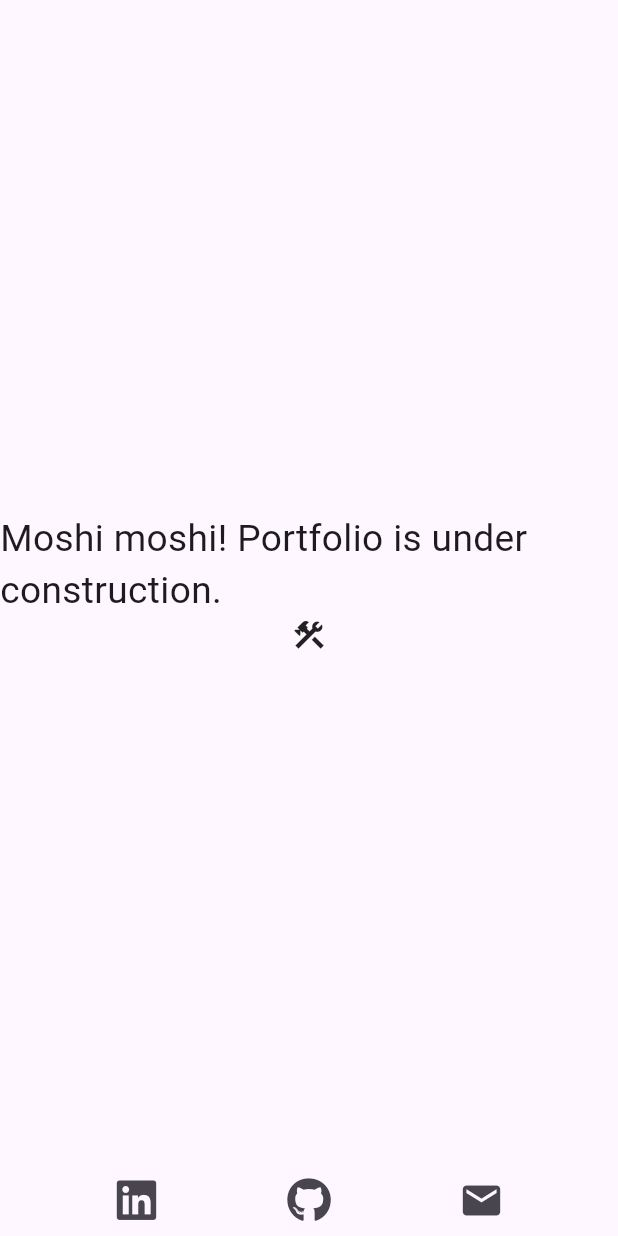
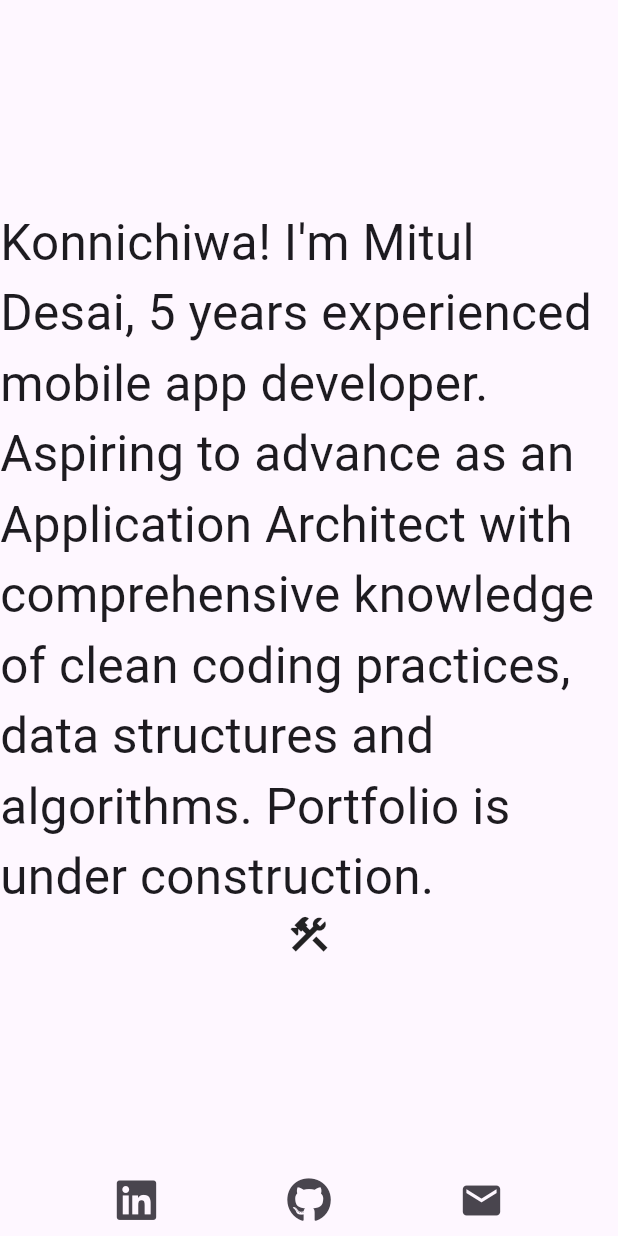
Before and after one commit to Mark13537/my_portfolio, a Flutter app: the screen it shows after launch, after a tap on the "email" icon, on a phone screen of 412 x 824 dp. Run offline on Flutter 3.47's test engine with Material 3 defaults, Android fonts, the phone set to English and light mode, and no system bars; our stand-ins replace font_awesome_flutter.

Commit message:
refactor: Icon buttons and welcome message

```diff
--- a/lib/main.dart
+++ b/lib/main.dart
@@ -32,6 +32,9 @@ class MyHomePage extends StatefulWidget {
 }
 
 class _MyHomePageState extends State<MyHomePage> {
+  final welomeTxt =
+      'Konnichiwa! I\'m Mitul Desai, 5 years experienced mobile app developer. Aspiring to advance as an Application Architect with comprehensive knowledge of clean coding practices, data structures and algorithms. Portfolio is under construction.';
+
   @override
   Widget build(BuildContext context) {
     return Scaffold(
@@ -41,45 +44,30 @@ class _MyHomePageState extends State<MyHomePage> {
           children: <Widget>[
             const Spacer(),
             Text(
-              'Moshi moshi! Portfolio is under construction.',
+              welomeTxt,
               style: TextStyle(
-                  fontSize: MediaQuery.of(context).size.height * 0.03),
+                  fontSize: MediaQuery.of(context).size.height * 0.04),
             ),
-            const Icon(Icons.construction),
+            const Icon(
+              Icons.construction,
+              size: 30,
+            ),
             const Spacer(),
             Row(
               mainAxisAlignment: MainAxisAlignment.spaceEvenly,
               children: [
-                IconButton(
-                    onPressed: () async {
-                      final Uri url =
-                          Uri.parse('https://www.linkedin.com/in/desai-mitul/');
-                      await launchUrl(url,
-                          mode: LaunchMode.externalApplication);
-                    },
-                    icon: const Icon(
-                      FontAwesomeIcons.linkedin,
-                      size: 30,
-                    )),
-                IconButton(
-                    onPressed: () async {
-                      final Uri url = Uri.parse('https://github.com/Mark13537');
-                      await launchUrl(url);
-                    },
-                    icon: const Icon(
-                      FontAwesomeIcons.github,
-                      size: 30,
-                    )),
-                IconButton(
-                    onPressed: () async {
-                      final Uri url =
-                          Uri.parse('mailto:mitul.desai@outlook.com');
-                      await launchUrl(url);
-                    },
-                    icon: const Icon(
-                      Icons.email,
-                      size: 30,
-                    ))
+                buildSocialBtn(
+                  urlStr: 'https://www.linkedin.com/in/desai-mitul/',
+                  icon: FontAwesomeIcons.linkedin,
+                ),
+                buildSocialBtn(
+                  urlStr: 'https://github.com/Mark13537',
+                  icon: FontAwesomeIcons.github,
+                ),
+                buildSocialBtn(
+                  urlStr: 'mailto:mitul.desai@outlook.com',
+                  icon: Icons.email,
+                ),
               ],
             )
           ],
@@ -87,4 +75,20 @@ class _MyHomePageState extends State<MyHomePage> {
       ),
     );
   }
+
+  IconButton buildSocialBtn({
+    required final String urlStr,
+    required final IconData icon,
+  }) {
+    return IconButton(
+      onPressed: () async {
+        final Uri url = Uri.parse(urlStr);
+        await launchUrl(url, mode: LaunchMode.externalApplication);
+      },
+      icon: Icon(
+        icon,
+        size: 30,
+      ),
+    );
+  }
 }
```
